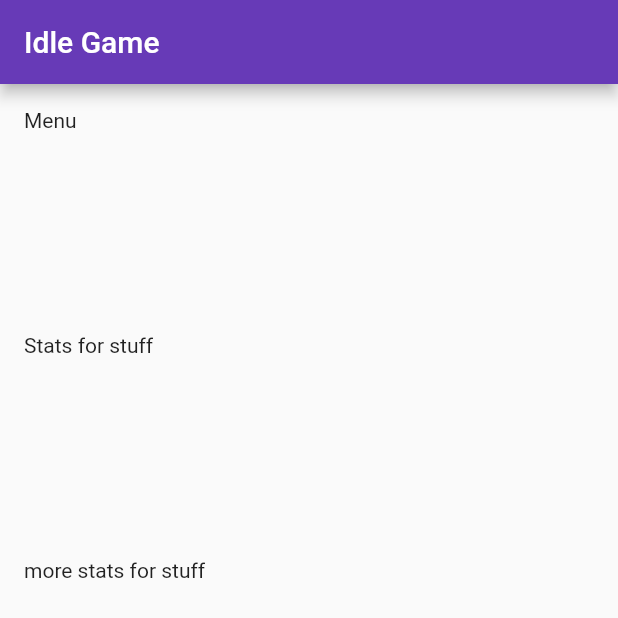
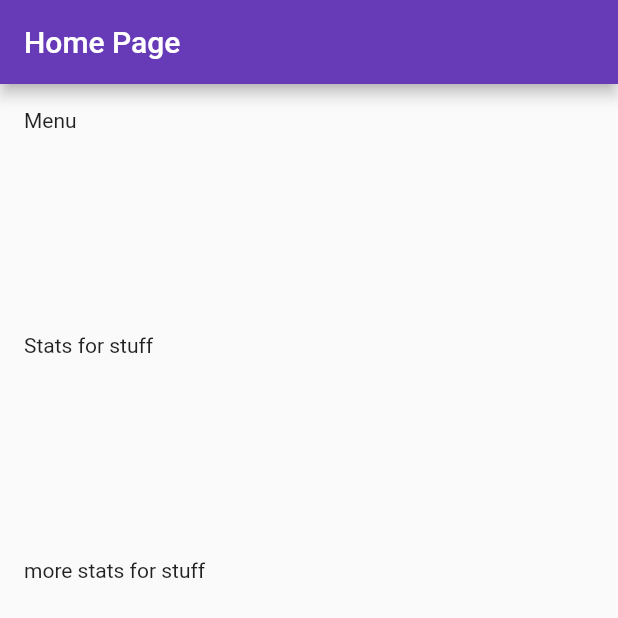
Before and after one commit to mwishart/idle_game, a Flutter app: the screen it shows after launch, on a phone screen of 412 x 824 dp, the top half of it. Run offline on Flutter 3.47's test engine with Material 2 defaults, Android fonts, the phone set to English and light mode, and no system bars.

Commit message:
updated main.dart
Just changed the title

```diff
--- a/lib/main.dart
+++ b/lib/main.dart
@@ -16,7 +16,7 @@ class MyApp extends StatelessWidget {
         primarySwatch: Colors.deepPurple,
         visualDensity: VisualDensity.adaptivePlatformDensity,
       ),
-      home: SecondPage(title: 'Idle Game'),
+      home: SecondPage(title: 'Home Page'),
     );
   }
 }
```
